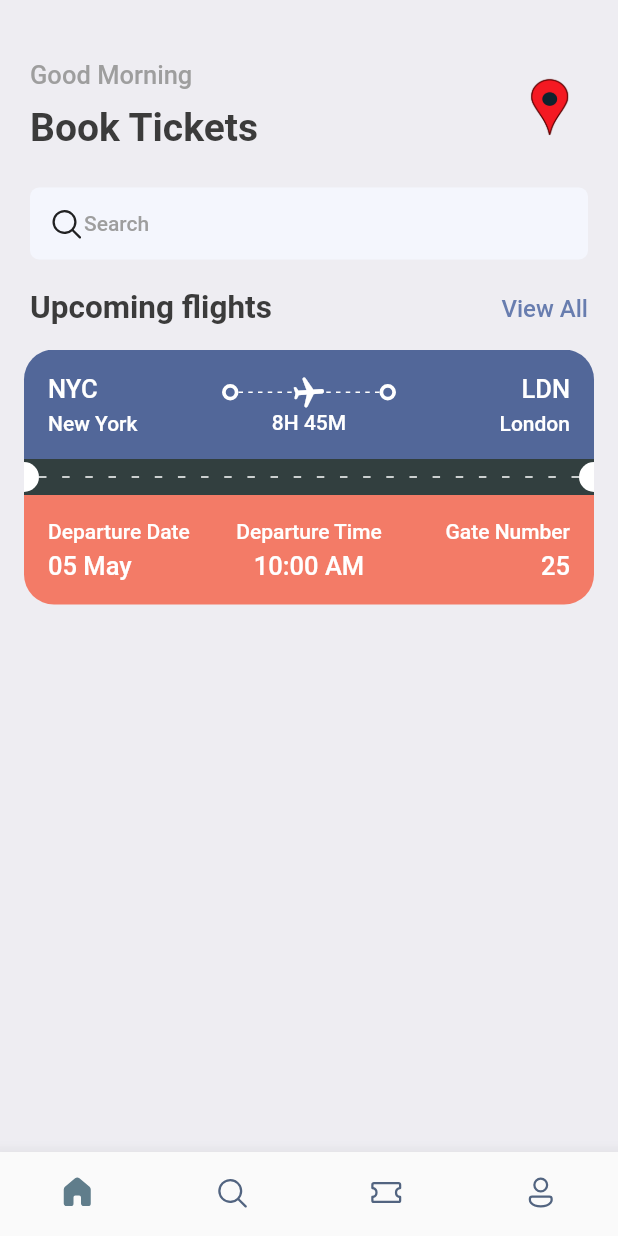
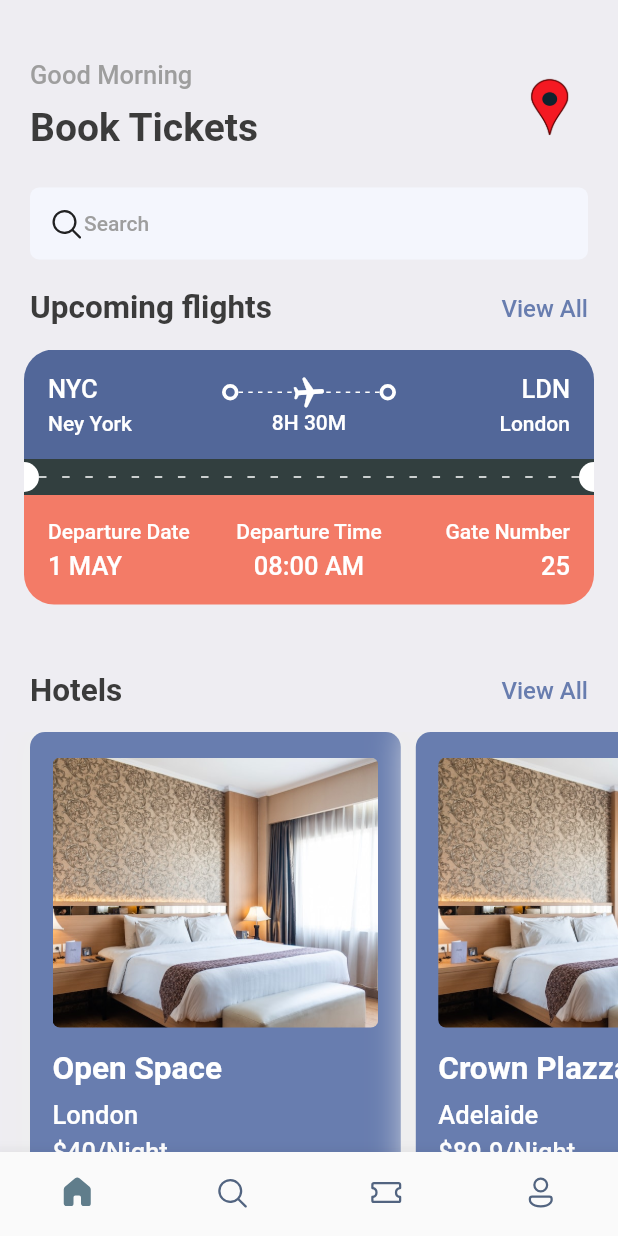
Before and after one commit to jeclauden/travel, a Flutter app: the screen it shows after launch, on a phone screen of 412 x 824 dp. Run offline on Flutter 3.47's test engine with Material 2 defaults, Android fonts, the phone set to English and light mode, and no system bars; our stand-ins replace fluentui_icons, gap.

Commit message:
Use dynamic data

```diff
--- a/lib/screens/home_screen.dart
+++ b/lib/screens/home_screen.dart
@@ -3,7 +3,9 @@ import 'package:flutter/material.dart';
 import 'package:gap/gap.dart';
 import 'package:travel/screens/ticket_view.dart';
 import 'package:travel/utils/app_styles.dart';
+import 'package:travel/utils/data.dart';
 import 'package:travel/utils/trip_details.dart';
+import 'package:travel/widgets/hotel.dart';
 
 class HomeScreen extends StatelessWidget {
   const HomeScreen({Key? key}) : super(key: key);
@@ -93,12 +95,41 @@ class HomeScreen extends StatelessWidget {
             child: Row(
               children: [
                 TicketView(
-                  trip: tripOne,
+                  ticket: tickets[0],
                 ),
                 TicketView(
-                  trip: tripTwo,
+                  ticket: tickets[1],
                 ),
               ],
+            ),
+          ),
+          const Gap(15),
+          Container(
+            padding: const EdgeInsets.symmetric(horizontal: 20),
+            child: Row(
+              mainAxisAlignment: MainAxisAlignment.spaceBetween,
+              children: [
+                Text(
+                  "Hotels",
+                  style: Styles.headLineStyle_2,
+                ),
+                InkWell(
+                  onTap: () {},
+                  child: Text(
+                    "View All",
+                    style:
+                        Styles.textStyle.copyWith(color: Styles.primaryColor),
+                  ),
+                ),
+              ],
+            ),
+          ),
+          const Gap(15),
+          SingleChildScrollView(
+            padding: const EdgeInsets.only(left: 20),
+            scrollDirection: Axis.horizontal,
+            child: Row(
+              children: hotels.map((e) => HotelScteen(hotel: e)).toList(),
             ),
           ),
         ],
--- a/lib/screens/ticket_view.dart
+++ b/lib/screens/ticket_view.dart
@@ -1,13 +1,13 @@
 import 'package:flutter/material.dart';
 import 'package:travel/utils/app_layout.dart';
-import 'package:travel/utils/trip_details.dart';
+import 'package:travel/utils/data.dart';
 import 'package:travel/widgets/ticket_bottom_section.dart';
 import 'package:travel/widgets/ticket_middle_section.dart';
 import 'package:travel/widgets/ticket_top_section.dart';
 
 class TicketView extends StatelessWidget {
-  final Trip trip;
-  const TicketView({Key? key, required this.trip}) : super(key: key);
+  final Map<String, dynamic> ticket;
+  const TicketView({Key? key, required this.ticket}) : super(key: key);
 
   @override
   Widget build(BuildContext context) {
@@ -24,9 +24,9 @@ class TicketView extends StatelessWidget {
             This container shows the top blue section of the card.
             */
             TicketTopSection(
-                departure: trip.depature,
-                destination: trip.destination,
-                duration: trip.duration),
+                departure: ticket["from"],
+                destination: ticket["to"],
+                duration: ticket["duration"]!),
 
             /*
             Orage section of the ticket
@@ -36,9 +36,9 @@ class TicketView extends StatelessWidget {
             Bottom section of the ticket
             */
             TicketBottonSection(
-                depatureDate: trip.depatureDate,
-                depatureTime: trip.depatureTime,
-                gateNumber: trip.gateNumber),
+                depatureDate: ticket["departure_date"],
+                depatureTime: ticket["departure_time"],
+                gateNumber: ticket["gate"]!),
           ],
         ),
       ),
--- /dev/null
+++ b/lib/utils/data.dart
@@ -0,0 +1,57 @@
+List<Map<String, dynamic>> hotels = [
+  {
+    "image": "hotel.jpg",
+    "place": "Open Space",
+    "destination": "London",
+    "price": 40
+  },
+  {
+    "image": "hotel.jpg",
+    "place": "Crown Plazza",
+    "destination": "Adelaide",
+    "price": 89.90
+  },
+  {
+    "image": "hotel.jpg",
+    "place": "Top One",
+    "destination": "Paris",
+    "price": 50
+  },
+  {
+    "image": "hotel.jpg",
+    "place": "Grand Lac",
+    "destination": "Bujumbura",
+    "price": 100
+  },
+];
+
+List<Map<String, dynamic>> tickets = [
+  {
+    "from": {
+      "code": "NYC",
+      "name": "Ney York",
+    },
+    "to": {
+      "code": "LDN",
+      "name": "London",
+    },
+    "duration": "8H 30M",
+    "departure_date": "1 MAY",
+    "departure_time": "08:00 AM",
+    "gate": 25,
+  },
+  {
+    "from": {
+      "code": "ADL",
+      "name": "Adelaide",
+    },
+    "to": {
+      "code": "SYD",
+      "name": "Sydney",
+    },
+    "duration": "2H 15M",
+    "departure_date": "10 Oct",
+    "departure_time": "05:00 PM",
+    "gate": 13,
+  },
+];
--- /dev/null
+++ b/lib/widgets/hotel.dart
@@ -0,0 +1,61 @@
+import 'package:flutter/material.dart';
+import 'package:gap/gap.dart';
+import 'package:travel/utils/app_layout.dart';
+import 'package:travel/utils/app_styles.dart';
+
+class HotelScteen extends StatelessWidget {
+  final Map<String, dynamic> hotel;
+  const HotelScteen({Key? key, required this.hotel}) : super(key: key);
+
+  @override
+  Widget build(BuildContext context) {
+    final size = AppLayout.getSize(context);
+    return Container(
+      padding: const EdgeInsets.symmetric(horizontal: 15, vertical: 17),
+      margin: const EdgeInsets.only(right: 10),
+      width: size.width * 0.6,
+      height: 350,
+      decoration: BoxDecoration(
+          color: Styles.primaryColor,
+          borderRadius: BorderRadius.circular(10),
+          boxShadow: [
+            BoxShadow(
+              color: Colors.grey.shade200,
+              blurRadius: 20,
+              spreadRadius: 5,
+            ),
+          ]),
+      child: Column(
+        crossAxisAlignment: CrossAxisAlignment.start,
+        children: [
+          Container(
+            height: 180,
+            decoration: BoxDecoration(
+              borderRadius: BorderRadius.circular(5),
+              color: Styles.primaryColor,
+              image: DecorationImage(
+                fit: BoxFit.cover,
+                image: AssetImage('assets/images/${hotel["image"]}'),
+              ),
+            ),
+          ),
+          const Gap(15),
+          Text(
+            hotel["place"],
+            style: Styles.headLineStyle_2.copyWith(color: Colors.white),
+          ),
+          const Gap(8),
+          Text(
+            hotel["destination"],
+            style: Styles.headLineStyle_3.copyWith(color: Colors.white),
+          ),
+          const Gap(5),
+          Text(
+            "\$${hotel["price"].toString()}/Night",
+            style: Styles.headLineStyle_3.copyWith(color: Colors.white),
+          ),
+        ],
+      ),
+    );
+  }
+}
--- a/lib/widgets/ticket_top_section.dart
+++ b/lib/widgets/ticket_top_section.dart
@@ -1,12 +1,11 @@
 import 'package:flutter/material.dart';
 import 'package:gap/gap.dart';
 import 'package:travel/utils/airplane.dart';
-import 'package:travel/utils/trip_details.dart';
 import '../utils/app_styles.dart';
 
 class TicketTopSection extends StatelessWidget {
-  final City departure;
-  final City destination;
+  final Map<String, dynamic> departure;
+  final Map<String, dynamic> destination;
   final String duration;
 
   const TicketTopSection(
@@ -37,13 +36,13 @@ class TicketTopSection extends StatelessWidget {
                   crossAxisAlignment: CrossAxisAlignment.start,
                   children: [
                     Text(
-                      departure.abr,
+                      departure["code"]!,
                       style:
                           Styles.headLineStyle_3.copyWith(color: Colors.white),
                     ),
                     const Gap(5),
                     Text(
-                      departure.name,
+                      departure["name"]!,
                       style:
                           Styles.headLineStyle_4.copyWith(color: Colors.white),
                     ),
@@ -70,13 +69,13 @@ class TicketTopSection extends StatelessWidget {
                   crossAxisAlignment: CrossAxisAlignment.end,
                   children: [
                     Text(
-                      destination.abr,
+                      destination["code"]!,
                       style:
                           Styles.headLineStyle_3.copyWith(color: Colors.white),
                     ),
                     const Gap(5),
                     Text(
-                      destination.name,
+                      destination["name"]!,
                       style:
                           Styles.headLineStyle_4.copyWith(color: Colors.white),
                     ),
--- a/pubspec.yaml
+++ b/pubspec.yaml
@@ -61,7 +61,7 @@ flutter:
 
   # To add assets to your application, add an assets section, like this:
   assets:
-    - assets/images/one.png
+    - assets/images/
 
   # An image asset can refer to one or more resolution-specific "variants", see
   # https://flutter.dev/assets-and-images/#resolution-aware
```
Also changed, not shown: assets/images/hotel.jpg (added).
